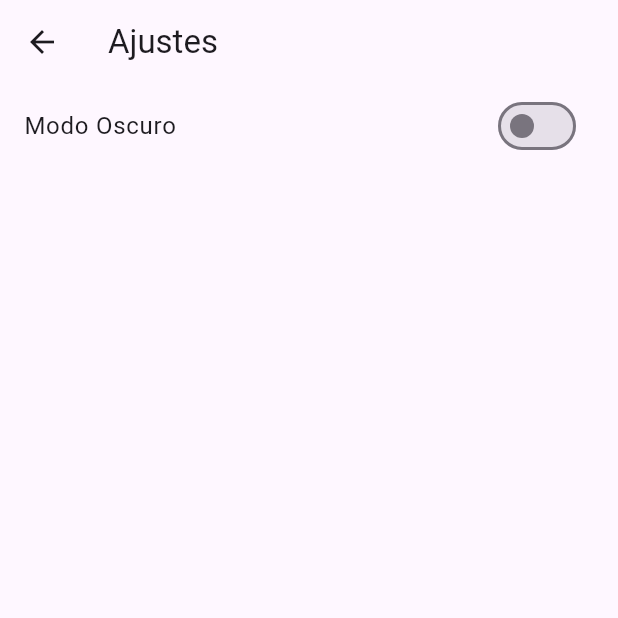
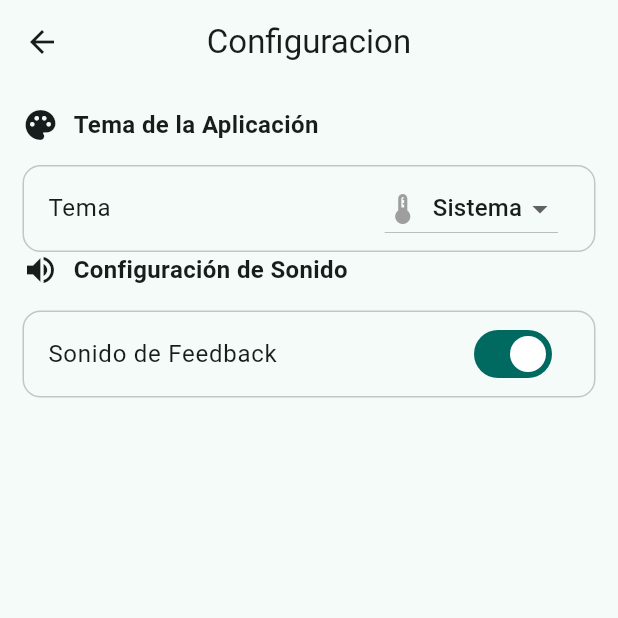
Before and after one commit to JesusRodrigoV/zoo_connect_app, a Flutter app: the screen it shows after launch, item 3 of the bottom bar chosen, after a tap on the "settings" icon, on a phone screen of 412 x 824 dp, the top half of it. Run offline on Flutter 3.47's test engine with Material 3 defaults, Android fonts, the light colour scheme and no system bars; our stand-ins replace audioplayers, flutter_dotenv, flutter_riverpod, freezed_annotation, html_unescape, loading_animation_widget and 1 more; missing offline and left inert: flutter_survey; network calls fail.

Commit message:
Creada configuracion de sonido, modificaciones en perfil

```diff
--- /dev/null
+++ b/devtools_options.yaml
@@ -0,0 +1,3 @@
+description: This file stores settings for Dart & Flutter DevTools.
+documentation: https://docs.flutter.dev/tools/devtools/extensions#configure-extension-enablement-states
+extensions:
--- a/lib/main.dart
+++ b/lib/main.dart
@@ -20,8 +20,17 @@ class MainApp extends ConsumerWidget {
 
     return MaterialApp(
       title: 'ZooConnect',
-      theme: ThemeData.light(useMaterial3: true),
-      darkTheme: ThemeData.dark(useMaterial3: true),
+      theme: ThemeData(
+        brightness: Brightness.light,
+        colorScheme: ColorScheme.fromSeed(seedColor: Colors.teal),
+      ),
+      darkTheme: ThemeData(
+        brightness: Brightness.dark,
+        colorScheme: ColorScheme.fromSeed(
+          seedColor: Colors.deepPurple,
+          brightness: Brightness.dark,
+        ),
+      ),
       themeMode: themeMode,
       home: Home(),
       debugShowCheckedModeBanner: false,
--- a/lib/providers/settings/theme_provider.dart
+++ b/lib/providers/settings/theme_provider.dart
@@ -1,6 +1,44 @@
 import 'package:flutter/material.dart';
 import 'package:flutter_riverpod/flutter_riverpod.dart';
+import 'package:shared_preferences/shared_preferences.dart';
 
-final themeProvider = StateProvider<ThemeMode>((ref) {
-  return ThemeMode.system;
+class ThemeNotifier extends StateNotifier<ThemeMode> {
+  ThemeNotifier() : super(ThemeMode.system) {
+    _loadTheme();
+  }
+
+  static const _themeKey = 'app_theme';
+
+  void _loadTheme() async {
+    final prefs = await SharedPreferences.getInstance();
+    final themeModeString = prefs.getString(_themeKey);
+
+    if (themeModeString == 'light') {
+      state = ThemeMode.light;
+    } else if (themeModeString == 'dark') {
+      state = ThemeMode.dark;
+    } else {
+      state = ThemeMode.system;
+    }
+  }
+
+  void setTheme(ThemeMode mode) async {
+    final prefs = await SharedPreferences.getInstance();
+    String? modeString;
+
+    if (mode == ThemeMode.light) {
+      modeString = 'light';
+    } else if (mode == ThemeMode.dark) {
+      modeString = 'dark';
+    } else {
+      modeString = 'system';
+    }
+
+    await prefs.setString(_themeKey, modeString);
+    state = mode;
+  }
+}
+
+final themeProvider = StateNotifierProvider<ThemeNotifier, ThemeMode>((ref) {
+  return ThemeNotifier();
 });
--- a/lib/screens/home.dart
+++ b/lib/screens/home.dart
@@ -1,4 +1,6 @@
 import 'package:flutter/material.dart';
+import 'package:zoo_connect_app/models/auth/rol.dart';
+import 'package:zoo_connect_app/models/auth/usuario.dart';
 import 'package:zoo_connect_app/screens/home/home_page.dart';
 import 'package:zoo_connect_app/screens/quiz/quiz_bienvenida.dart';
 import 'package:zoo_connect_app/screens/perfil/perfil.dart';
@@ -23,7 +25,18 @@ class _HomeState extends State<Home> {
   }
 
   Widget terceraPagina() {
-    return PerfilPage();
+    return PerfilPage(
+      usuario: Usuario(
+        idUsuario: 1,
+        nombre: 'Nombre',
+        email: 'email@example.com',
+        password: 'password',
+        createdAt: DateTime(2012, 1, 1),
+        rol: Rol.administrador,
+        fotoUrl: '',
+        updatedAt: DateTime.now(),
+      ),
+    );
   }
 
   void onNavigationDestinationSelected(int index) {
--- a/lib/screens/home/home_page.dart
+++ b/lib/screens/home/home_page.dart
@@ -2,6 +2,7 @@ import 'package:flutter/material.dart';
 import 'package:zoo_connect_app/widgets/home/animal_dia.dart';
 import 'package:zoo_connect_app/widgets/home/encuesta_card.dart';
 import 'package:zoo_connect_app/widgets/home/quiz_card.dart';
+import 'package:zoo_connect_app/widgets/profile/profile_icon_button.dart';
 
 class HomePage extends StatelessWidget {
   const HomePage({super.key});
@@ -12,9 +13,7 @@ class HomePage extends StatelessWidget {
       appBar: AppBar(
         title: Text("ZooConnet"),
         centerTitle: true,
-        actions: [
-          IconButton.filledTonal(onPressed: () {}, icon: Icon(Icons.person)),
-        ],
+        actions: [ProfileIconButton()],
       ),
       body: SingleChildScrollView(
         child: Container(
--- a/lib/screens/perfil/perfil.dart
+++ b/lib/screens/perfil/perfil.dart
@@ -1,14 +1,42 @@
 import 'package:flutter/material.dart';
+import 'package:zoo_connect_app/models/auth/usuario.dart';
 import 'package:zoo_connect_app/screens/settings/settings.dart';
 
 class PerfilPage extends StatelessWidget {
-  const PerfilPage({super.key});
+  final Usuario usuario;
+
+  const PerfilPage({super.key, required this.usuario});
 
   @override
   Widget build(BuildContext context) {
-    final profileImageUrl = '';
     final theme = Theme.of(context);
     final colors = theme.colorScheme;
+
+    final ahora = DateTime.now();
+
+    final diferencia = ahora.difference(usuario.createdAt);
+
+    String textoFecha;
+    if (diferencia.inDays < 30) {
+      textoFecha = 'Miembro nuevo';
+    } else if (diferencia.inDays < 365) {
+      final meses = (diferencia.inDays / 30).floor();
+      textoFecha = 'Miembro desde hace $meses mes${meses > 1 ? 'es' : ''}';
+    } else {
+      final anios = (diferencia.inDays / 365).floor();
+      textoFecha = 'Miembro desde hace $anios año${anios > 1 ? 's' : ''}';
+    }
+
+    if (usuario.rol.id != 1) {
+      final anios = (diferencia.inDays / 365).floor();
+      textoFecha =
+          '${usuario.rol.name} desde hace $anios año${anios > 1 ? 's' : ''}';
+      if (diferencia.inDays < 365) {
+        final meses = (diferencia.inDays / 30).floor();
+        textoFecha =
+            '${usuario.rol.name} desde hace $meses mes${meses > 1 ? 'es' : ''}';
+      }
+    }
 
     return Scaffold(
       appBar: AppBar(
@@ -23,28 +51,29 @@ class PerfilPage extends StatelessWidget {
               MaterialPageRoute(builder: (context) => SettingsPage()),
             ),
             icon: Icon(Icons.settings),
+            tooltip: 'Ajustes',
           ),
           IconButton(
+            icon: Icon(Icons.logout_sharp),
+            hoverColor: Colors.red.withAlpha(200),
+            tooltip: 'Cerrar Sesion',
             onPressed: () => showDialog(
               context: context,
               builder: (BuildContext context) {
-                // El diálogo contendrá el Card
                 return AlertDialog(
                   title: const Text("Cerrar Sesión"),
                   content: const Text("¡Has cerrado sesión!"),
                   actions: <Widget>[
                     TextButton(
-                      child: const Text("Aceptar"),
                       onPressed: () {
                         Navigator.of(context).pop();
                       },
+                      child: const Text("Aceptar"),
                     ),
                   ],
                 );
               },
             ),
-            icon: Icon(Icons.logout_sharp),
-            hoverColor: Colors.red.withAlpha(200),
           ),
         ],
         centerTitle: true,
@@ -64,15 +93,15 @@ class PerfilPage extends StatelessWidget {
                   color: colors.primary.withAlpha(255),
                   width: 3,
                 ),
-                image: profileImageUrl.isNotEmpty
+                image: usuario.fotoUrl.isNotEmpty
                     ? DecorationImage(
-                        image: NetworkImage(profileImageUrl),
+                        image: NetworkImage(usuario.fotoUrl),
                         fit: BoxFit.cover,
                       )
                     : null,
                 color: Colors.grey[300],
               ),
-              child: profileImageUrl.isEmpty
+              child: usuario.fotoUrl.isEmpty
                   ? const Icon(Icons.person, size: 40, color: Colors.grey)
                   : null,
             ),
@@ -91,7 +120,7 @@ class PerfilPage extends StatelessWidget {
                   crossAxisAlignment: CrossAxisAlignment.start,
                   children: [
                     Text(
-                      "Aqui va el nombre",
+                      usuario.nombre,
                       style: TextStyle(
                         fontSize: 24,
                         fontWeight: FontWeight.bold,
@@ -101,18 +130,18 @@ class PerfilPage extends StatelessWidget {
                     const SizedBox(height: 10),
                     Row(
                       children: [
-                        Icon(
-                          Icons.location_on_outlined,
-                          color: colors.primary,
-                          size: 20,
-                        ),
+                        Icon(Icons.beenhere, color: colors.primary, size: 20),
                         const SizedBox(width: 8),
-                        Text(
-                          "Ubi",
-                          style: TextStyle(
-                            fontSize: 14,
-                            color: colors.onSurface,
-                          ),
+                        Row(
+                          children: [
+                            Text(
+                              textoFecha,
+                              style: TextStyle(
+                                fontSize: 14,
+                                color: colors.onSurface,
+                              ),
+                            ),
+                          ],
                         ),
                       ],
                     ),
@@ -120,9 +149,9 @@ class PerfilPage extends StatelessWidget {
                     Row(
                       mainAxisAlignment: MainAxisAlignment.spaceAround,
                       children: [
-                        _buildStatItem("88", 'Portfolio', colors),
-                        _buildStatItem("45", 'Followers', colors),
-                        _buildStatItem("12", 'Following', colors),
+                        _buildStatItem("88", 'Quiz', colors),
+                        _buildStatItem("45", 'Puntos', colors),
+                        _buildStatItem("12", 'Encuestas', colors),
                       ],
                     ),
                     const SizedBox(height: 20),
@@ -180,6 +209,22 @@ class PerfilPage extends StatelessWidget {
                           ),
                         ),
                       ],
+                    ),
+                    SizedBox(
+                      width: double.infinity,
+                      child: FilledButton(
+                        style: FilledButton.styleFrom(
+                          backgroundColor: Colors.red,
+                        ),
+                        onPressed: () {},
+                        child: Text(
+                          "Cerrar Sesión",
+                          style: TextStyle(
+                            fontWeight: FontWeight.bold,
+                            fontSize: 17,
+                          ),
+                        ),
+                      ),
                     ),
                   ],
                 ),
--- a/lib/screens/settings/settings.dart
+++ b/lib/screens/settings/settings.dart
@@ -1,33 +1,18 @@
 import 'package:flutter/material.dart';
 import 'package:flutter_riverpod/flutter_riverpod.dart';
-import 'package:zoo_connect_app/providers/settings/theme_provider.dart';
+import 'package:zoo_connect_app/widgets/settings/sound_configuration.dart';
+import 'package:zoo_connect_app/widgets/settings/theme_configuration.dart';
 
 class SettingsPage extends ConsumerWidget {
   const SettingsPage({super.key});
 
   @override
   Widget build(BuildContext context, WidgetRef ref) {
-    final themeMode = ref.watch(themeProvider);
-
-    final isDarkMode = themeMode == ThemeMode.dark;
-
     return Scaffold(
-      appBar: AppBar(
-        title: const Text('Ajustes'),
-      ),
-      body: ListView(
-        children: [
-          ListTile(
-            title: const Text('Modo Oscuro'),
-            trailing: Switch(
-              value: isDarkMode,
-              onChanged: (bool value) {
-                ref.read(themeProvider.notifier).state =
-                    value ? ThemeMode.dark : ThemeMode.light;
-              },
-            ),
-          ),
-        ],
+      appBar: AppBar(title: const Text('Configuracion'), centerTitle: true),
+      body: Padding(
+        padding: const EdgeInsets.all(15.0),
+        child: ListView(children: [ThemeConfiguration(), SoundConfiguration()]),
       ),
     );
   }
--- /dev/null
+++ b/lib/widgets/settings/sound_configuration.dart
@@ -0,0 +1,50 @@
+import 'package:flutter/material.dart';
+import 'package:flutter_riverpod/flutter_riverpod.dart';
+import 'package:zoo_connect_app/providers/settings/sound_provider.dart';
+
+class SoundConfiguration extends ConsumerWidget {
+  const SoundConfiguration({super.key});
+
+  @override
+  Widget build(BuildContext context, WidgetRef ref) {
+    final isSoundEnabled = ref.watch(soundProvider);
+    final colors = Theme.of(context).colorScheme;
+
+    return Column(
+      crossAxisAlignment: CrossAxisAlignment.start,
+      children: [
+        Row(
+          children: [
+            Icon(Icons.volume_up, color: colors.onSurface),
+            const SizedBox(width: 10),
+            Text(
+              'Configuración de Sonido',
+              style: TextStyle(
+                fontSize: 16,
+                fontWeight: FontWeight.bold,
+                color: colors.onSurface,
+              ),
+            ),
+          ],
+        ),
+        SizedBox(height: 15),
+        Container(
+          decoration: BoxDecoration(
+            color: colors.surface,
+            borderRadius: BorderRadius.circular(12),
+            border: Border.all(color: colors.outlineVariant),
+          ),
+          child: ListTile(
+            title: const Text('Sonido de Feedback'),
+            trailing: Switch(
+              value: isSoundEnabled,
+              onChanged: (bool newValue) {
+                ref.read(soundProvider.notifier).setSound(newValue);
+              },
+            ),
+          ),
+        ),
+      ],
+    );
+  }
+}
--- /dev/null
+++ b/lib/widgets/settings/theme_configuration.dart
@@ -0,0 +1,89 @@
+import 'package:flutter/material.dart';
+import 'package:flutter_riverpod/flutter_riverpod.dart';
+import 'package:zoo_connect_app/providers/settings/theme_provider.dart';
+
+class ThemeConfiguration extends ConsumerWidget {
+  const ThemeConfiguration({super.key});
+
+  @override
+  Widget build(BuildContext context, WidgetRef ref) {
+    final themeMode = ref.watch(themeProvider);
+    final colors = Theme.of(context).colorScheme;
+
+    return Column(
+      crossAxisAlignment: CrossAxisAlignment.start,
+      children: [
+        Row(
+          children: [
+            Icon(Icons.palette, color: colors.onSurface),
+            const SizedBox(width: 10),
+            Text(
+              'Tema de la Aplicación',
+              style: TextStyle(
+                fontSize: 16,
+                fontWeight: FontWeight.bold,
+                color: colors.onSurface,
+              ),
+            ),
+          ],
+        ),
+        SizedBox(height: 15),
+        Container(
+          decoration: BoxDecoration(
+            color: colors.surface,
+            borderRadius: BorderRadius.circular(12),
+            border: Border.all(color: colors.outlineVariant),
+          ),
+          child: Column(
+            crossAxisAlignment: CrossAxisAlignment.start,
+            children: [
+              ListTile(
+                title: const Text('Tema'),
+                trailing: DropdownButton<ThemeMode>(
+                  value: themeMode,
+                  onChanged: (ThemeMode? nuevoModo) {
+                    if (nuevoModo != null) {
+                      ref.read(themeProvider.notifier).setTheme(nuevoModo);
+                    }
+                  },
+                  items: const [
+                    DropdownMenuItem(
+                      value: ThemeMode.light,
+                      child: Row(
+                        children: [
+                          Icon(Icons.wb_sunny, color: Colors.orange),
+                          SizedBox(width: 8),
+                          Text('Claro'),
+                        ],
+                      ),
+                    ),
+                    DropdownMenuItem(
+                      value: ThemeMode.dark,
+                      child: Row(
+                        children: [
+                          Icon(Icons.nights_stay, color: Colors.blueGrey),
+                          SizedBox(width: 8),
+                          Text('Oscuro'),
+                        ],
+                      ),
+                    ),
+                    DropdownMenuItem(
+                      value: ThemeMode.system,
+                      child: Row(
+                        children: [
+                          Icon(Icons.device_thermostat, color: Colors.grey),
+                          SizedBox(width: 8),
+                          Text('Sistema'),
+                        ],
+                      ),
+                    ),
+                  ],
+                ),
+              ),
+            ],
+          ),
+        ),
+      ],
+    );
+  }
+}
--- a/pubspec.yaml
+++ b/pubspec.yaml
@@ -17,8 +17,10 @@ dependencies:
   freezed_annotation: ^3.1.0
   html_unescape: ^2.0.0
   http: ^1.5.0
+  intl: ^0.20.2
   json_annotation: ^4.9.0
   loading_animation_widget: ^1.3.0
+  shared_preferences: ^2.5.3
 
 dev_dependencies:
   flutter_test:
```
Also changed, not shown: lib/models/auth/rol.dart (added, +14 -0 lines), lib/models/auth/usuario.dart (added, +26 -0 lines), lib/providers/quiz/feedback_provider.dart (+12 -4 lines), lib/providers/settings/sound_provider.dart (added, +26 -0 lines), lib/models/auth/usuario.freezed.dart (added), lib/models/auth/usuario.g.dart (added), pubspec.lock, 1 other file.
